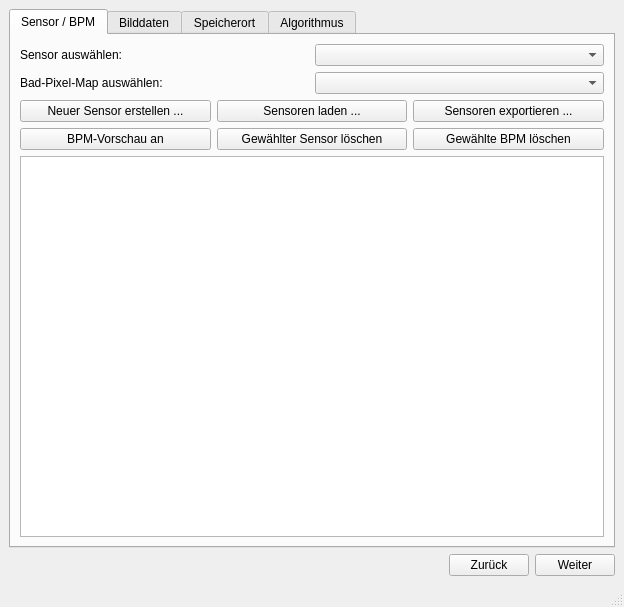
Qt form main/resources/base/badPixelMainWindow.ui (TrandyAndy/Bad-Pixel) before a commit.
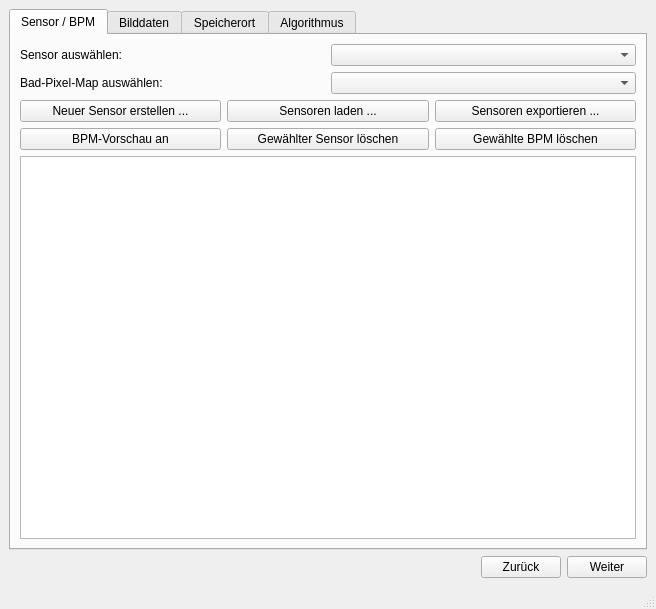
The same form after that commit.

Commit message: Fenster bisschen breiter gemacht

The edit to the form file:
```diff
--- a/main/resources/base/badPixelMainWindow.ui
+++ b/main/resources/base/badPixelMainWindow.ui
@@ -6,8 +6,8 @@
    <rect>
     <x>0</x>
     <y>0</y>
-    <width>624</width>
-    <height>607</height>
+    <width>656</width>
+    <height>609</height>
    </rect>
   </property>
   <property name="mouseTracking">
```
Left out of the diff: 4 changed lines with no effect on the pictures.
